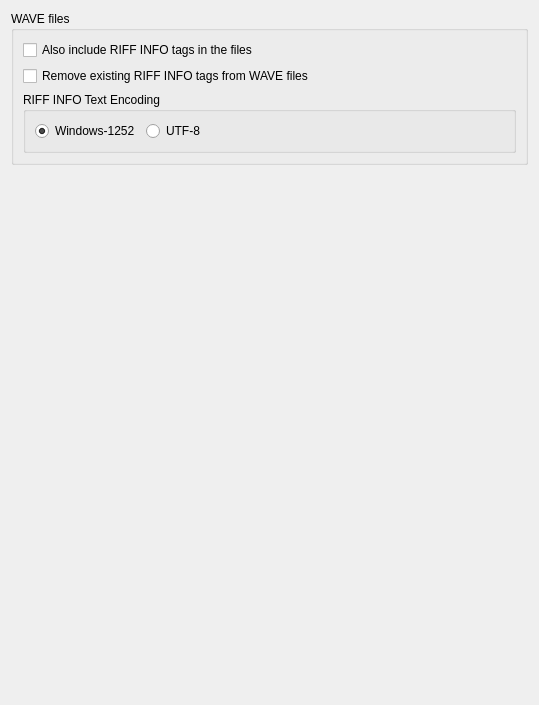
First picture: the form in ui/options_tags_compatibility_wave.ui, repository metabrainz/picard, before the edit.
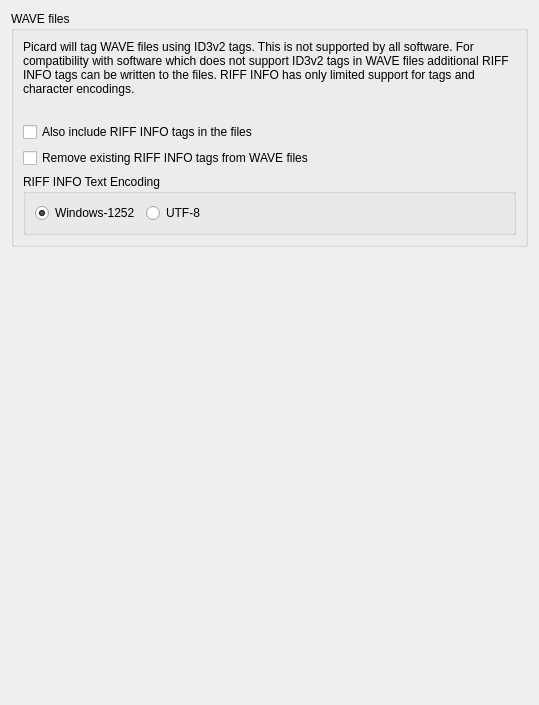
Second picture: the form after the edit.

Commit message: PICARD-1847: Show additional help for AC3, AAC and WAVE options

Patch:
```diff
--- a/ui/options_tags_compatibility_wave.ui
+++ b/ui/options_tags_compatibility_wave.ui
@@ -17,6 +17,32 @@
       <string>WAVE files</string>
      </property>
      <layout class="QVBoxLayout" name="verticalLayout_3">
+      <item>
+       <widget class="QLabel" name="label">
+        <property name="text">
+         <string>Picard will tag WAVE files using ID3v2 tags. This is not supported by all software. For compatibility with software which does not support ID3v2 tags in WAVE files additional RIFF INFO tags can be written to the files. RIFF INFO has only limited support for tags and character encodings.</string>
+        </property>
+        <property name="wordWrap">
+         <bool>true</bool>
+        </property>
+       </widget>
+      </item>
+      <item>
+       <spacer name="verticalSpacer">
+        <property name="orientation">
+         <enum>Qt::Vertical</enum>
+        </property>
+        <property name="sizeType">
+         <enum>QSizePolicy::Fixed</enum>
+        </property>
+        <property name="sizeHint" stdset="0">
+         <size>
+          <width>20</width>
+          <height>20</height>
+         </size>
+        </property>
+       </spacer>
+      </item>
       <item>
        <widget class="QCheckBox" name="write_wave_riff_info">
         <property name="text">
```
The commit also changes 5 other files.
